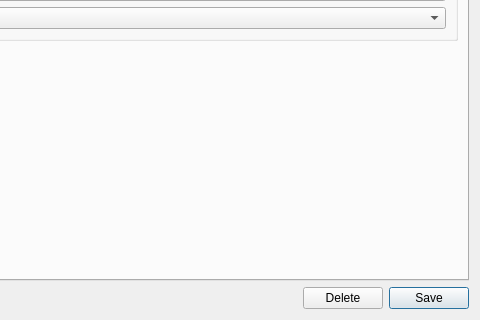
OreStudio/OreStudio, file projects/ores.qt/ui/TenantDetailDialog.ui: the form before one commit; both pictures show x 120 to 600 and y 180 to 500 of the 600 by 500 pixel window.
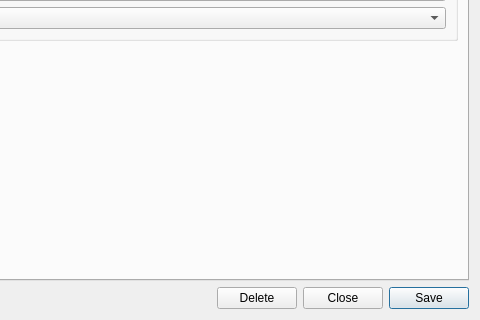
The form after the commit. Custom widgets are drawn as their Qt base class.

Commit message: [qt] Remove toolbars from detail dialogs; add Close button throughout

```diff
--- a/projects/ores.qt/ui/TenantDetailDialog.ui
+++ b/projects/ores.qt/ui/TenantDetailDialog.ui
@@ -156,6 +156,13 @@
        </property>
       </widget>
      </item>
+     <item>
+      <widget class="QPushButton" name="closeButton">
+       <property name="text">
+        <string>Close</string>
+       </property>
+      </widget>
+     </item>
      <item>
       <widget class="QPushButton" name="saveButton">
        <property name="text">
```
The commit also changes 201 other files.
